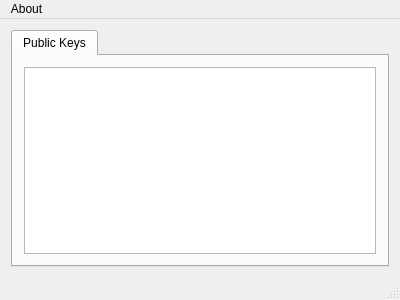
Before: the Qt Designer form src/mainwindow.ui in info-labs/QGPG, drawn with Qt 5.
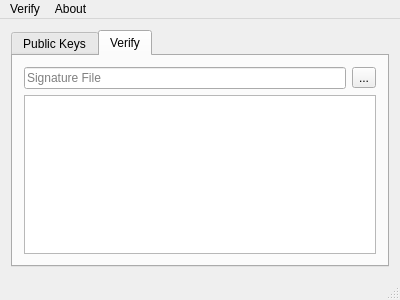
After: the same form once the commit is applied. The open tabs and pages were chosen to show the change.

```diff
--- a/src/mainwindow.ui
+++ b/src/mainwindow.ui
@@ -30,6 +30,30 @@
         </item>
        </layout>
       </widget>
+      <widget class="QWidget" name="tabVerify">
+       <attribute name="title">
+        <string>Verify</string>
+       </attribute>
+       <layout class="QGridLayout" name="gridLayout_3">
+        <item row="0" column="0">
+         <widget class="QLineEdit" name="lineEditVerify">
+          <property name="placeholderText">
+           <string>Signature File</string>
+          </property>
+         </widget>
+        </item>
+        <item row="0" column="1">
+         <widget class="QToolButton" name="toolButtonVerify">
+          <property name="text">
+           <string>...</string>
+          </property>
+         </widget>
+        </item>
+        <item row="1" column="0" colspan="2">
+         <widget class="QPlainTextEdit" name="plainTextEditVerify"/>
+        </item>
+       </layout>
+      </widget>
      </widget>
     </item>
    </layout>
@@ -49,6 +73,13 @@
     </property>
     <addaction name="actionAboutQt"/>
    </widget>
+   <widget class="QMenu" name="menuVerify">
+    <property name="title">
+     <string>Verify</string>
+    </property>
+    <addaction name="actionVerifyFile"/>
+   </widget>
+   <addaction name="menuVerify"/>
    <addaction name="menuAbout"/>
   </widget>
   <widget class="QStatusBar" name="statusBar"/>
```
Left out of the diff: 5 changed lines with no effect on the pictures.
